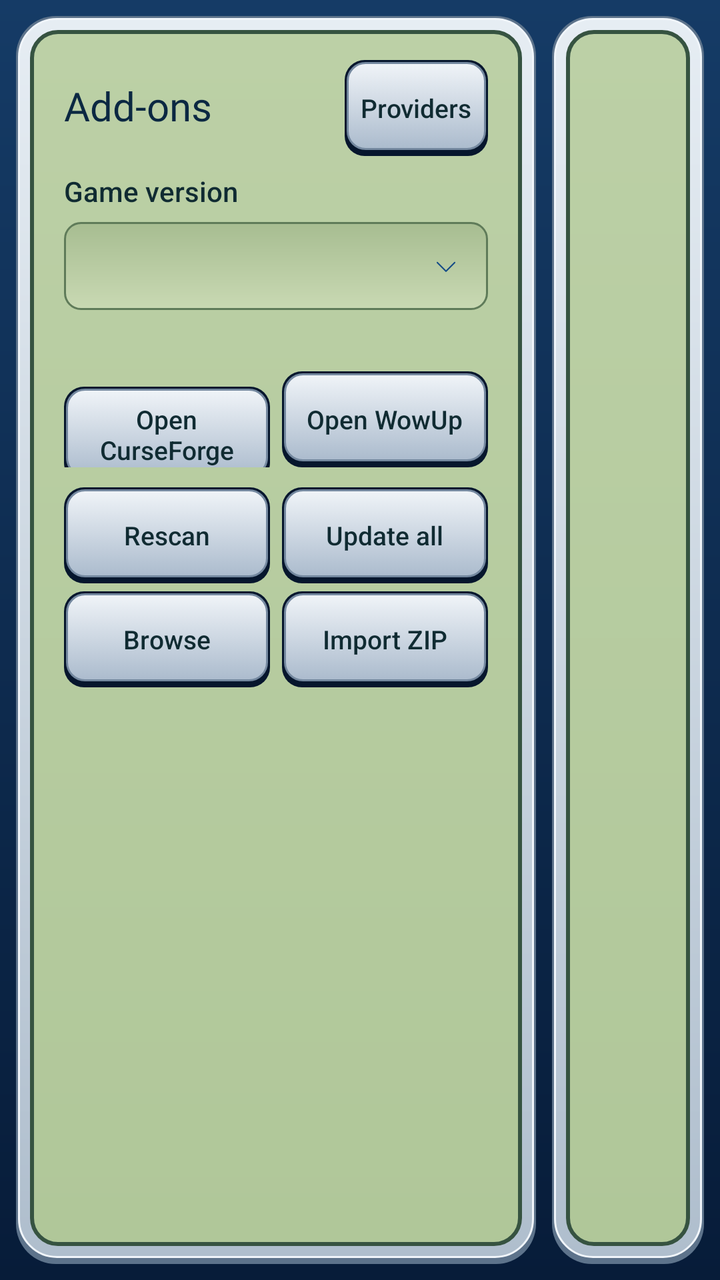
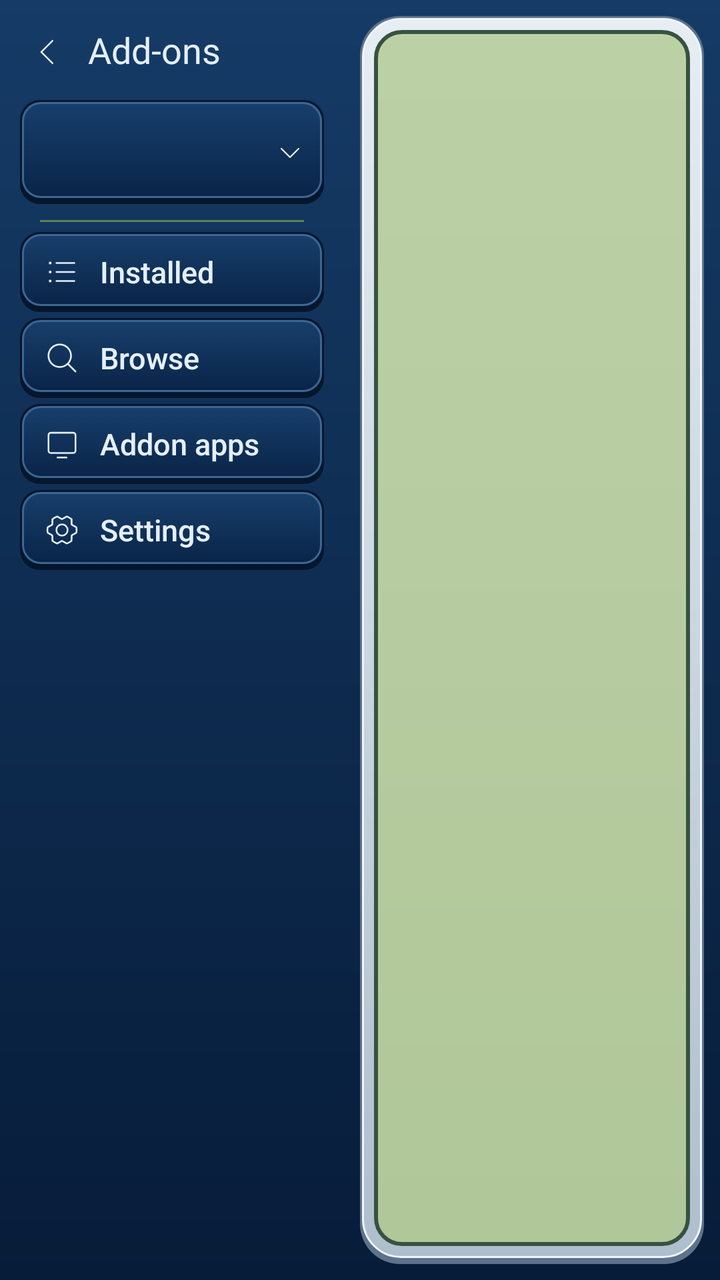

Compare the two renders of this Android layout. The source of the first and the diff that turns it into the second are given below.
<!-- AndroidManifest.xml: activity theme WeHavePhonesTheme -->
<!-- res/layout/activity_addons.xml -->
<?xml version="1.0" encoding="utf-8"?>
<LinearLayout
    xmlns:android="http://schemas.android.com/apk/res/android"
    android:layout_width="match_parent"
    android:layout_height="match_parent"
    android:baselineAligned="false"
    android:fitsSystemWindows="true"
    android:orientation="horizontal"
    android:background="@drawable/wehavephones_screen_background"
    android:padding="8dp">
    <ScrollView
        android:layout_width="260dp"
        android:layout_height="match_parent"
        android:background="@drawable/wehavephones_lcd_frame"
        android:scrollbars="none"
        android:padding="12dp">
        <LinearLayout
            android:layout_width="match_parent"
            android:layout_height="wrap_content"
            android:orientation="vertical"
            android:paddingLeft="12dp"
            android:paddingRight="12dp"
            android:paddingTop="10dp"
            android:paddingBottom="10dp">
            <LinearLayout
                android:layout_width="match_parent"
                android:layout_height="wrap_content"
                android:gravity="center_vertical"
                android:orientation="horizontal">
                <TextView
                    style="@style/WeHavePhonesHeader"
                    android:layout_width="0dp"
                    android:layout_weight="1"
                    android:text="@string/wehavephones_addons_title"
                    android:textSize="20sp" />
                <Button
                    android:id="@+id/BTAddonsSettings"
                    style="@style/WeHavePhonesButtonSmall"
                    android:layout_marginTop="0dp"
                    android:text="@string/wehavephones_addons_providers" />
            </LinearLayout>
            <TextView
                style="@style/WeHavePhonesSectionLabel"
                android:layout_marginTop="8dp"
                android:text="@string/wehavephones_game_version" />
            <Spinner
                android:id="@+id/SPAddonProduct"
                android:layout_width="match_parent"
                android:layout_height="44dp"
                android:background="@drawable/wehavephones_dropdown"
                android:popupBackground="@drawable/wehavephones_card_background" />
            <TextView
                android:id="@+id/TVAddonsPath"
                android:layout_width="match_parent"
                android:layout_height="wrap_content"
                android:layout_marginTop="6dp"
                android:lineSpacingExtra="2dp"
                android:textColor="@color/wehavephones_text_dim"
                android:textSize="11sp" />
            <LinearLayout
                android:layout_width="match_parent"
                android:layout_height="wrap_content"
                android:layout_marginTop="6dp"
                android:orientation="horizontal">
                <Button
                    android:id="@+id/BTAddonsCurseForge"
                    style="@style/WeHavePhonesButtonSmall"
                    android:layout_width="0dp"
                    android:layout_weight="1"
                    android:text="@string/wehavephones_curseforge_open" />
                <Button
                    android:id="@+id/BTAddonsWowUp"
                    style="@style/WeHavePhonesButtonSmall"
                    android:layout_width="0dp"
                    android:layout_weight="1"
                    android:layout_marginStart="6dp"
                    android:text="@string/wehavephones_wowup_open" />
            </LinearLayout>
            <LinearLayout
                android:layout_width="match_parent"
                android:layout_height="wrap_content"
                android:layout_marginTop="6dp"
                android:orientation="horizontal">
                <Button
                    android:id="@+id/BTAddonsRescan"
                    style="@style/WeHavePhonesButtonSmall"
                    android:layout_width="0dp"
                    android:layout_weight="1"
                    android:text="@string/wehavephones_addons_rescan" />
                <Button
                    android:id="@+id/BTAddonsUpdateAll"
                    style="@style/WeHavePhonesButtonSmall"
                    android:layout_width="0dp"
                    android:layout_weight="1"
                    android:layout_marginStart="6dp"
                    android:text="@string/wehavephones_addons_update_all" />
            </LinearLayout>
            <LinearLayout
                android:layout_width="match_parent"
                android:layout_height="wrap_content"
                android:orientation="horizontal">
                <Button
                    android:id="@+id/BTAddonsBrowse"
                    style="@style/WeHavePhonesButtonSmall"
                    android:layout_width="0dp"
                    android:layout_weight="1"
                    android:text="@string/wehavephones_addons_browse" />
                <Button
                    android:id="@+id/BTAddonsImport"
                    style="@style/WeHavePhonesButtonSmall"
                    android:layout_width="0dp"
                    android:layout_weight="1"
                    android:layout_marginStart="6dp"
                    android:text="@string/wehavephones_addons_import" />
            </LinearLayout>
            <ProgressBar
                android:id="@+id/PBAddons"
                style="?android:attr/progressBarStyleHorizontal"
                android:layout_width="match_parent"
                android:layout_height="4dp"
                android:layout_marginTop="8dp"
                android:indeterminate="true"
                android:visibility="gone" />
            <TextView
                android:id="@+id/TVAddonsStatus"
                android:layout_width="match_parent"
                android:layout_height="wrap_content"
                android:layout_marginTop="4dp"
                android:lineSpacingExtra="2dp"
                android:textColor="@color/wehavephones_text_dim"
                android:textSize="12sp" />
        </LinearLayout>
    </ScrollView>
    <FrameLayout
        android:id="@+id/FLAddonsScreen"
        android:layout_width="0dp"
        android:layout_height="match_parent"
        android:layout_weight="1"
        android:paddingLeft="14dp"
        android:paddingRight="14dp"
        android:paddingTop="8dp"
        android:background="@drawable/wehavephones_lcd_frame"
        android:padding="12dp"
        android:layout_marginLeft="8dp" />
</LinearLayout>
<!-- resources referenced by this layout -->
<resources>
  <!-- drawable wehavephones_dropdown (drawable) -->
  <?xml version="1.0" encoding="utf-8"?>
  <layer-list
      xmlns:android="http://schemas.android.com/apk/res/android">
      <item
          android:drawable="@drawable/wehavephones_field" />
      <item
          android:drawable="@drawable/wehavephones_ic_chevron_down"
          android:gravity="end|center_vertical"
          android:right="14dp" />
  </layer-list>
  <string name="wehavephones_addons_import">Import ZIP</string>
  <string name="wehavephones_addons_providers">Providers</string>
  <string name="wehavephones_addons_rescan">Rescan</string>
  <string name="wehavephones_addons_update_all">Update all</string>
  <string name="wehavephones_curseforge_open">Open CurseForge</string>
  <string name="wehavephones_game_version">Game version</string>
  <string name="wehavephones_wowup_open">Open WowUp</string>
  <style name="WeHavePhonesButtonSmall">
          <item name="android:fontFamily">sans-serif-medium</item>
          <item name="android:layout_width">wrap_content</item>
          <item name="android:layout_height">48dp</item>
          <item name="android:background">@drawable/wehavephones_button_outline</item>
          <item name="android:textColor">@color/wehavephones_text</item>
          <item name="android:textSize">13sp</item>
          <item name="android:textAllCaps">false</item>
          <item name="android:minWidth">0dp</item>
          <item name="android:paddingLeft">8dp</item>
          <item name="android:paddingRight">8dp</item>
          <item name="android:stateListAnimator">@null</item>
          <item name="android:layout_marginTop">4dp</item>
          <item name="android:letterSpacing">0</item>
          <item name="android:backgroundTint">@null</item>
      </style>
  <style name="WeHavePhonesSectionLabel">
          <item name="android:layout_width">match_parent</item>
          <item name="android:layout_height">wrap_content</item>
          <item name="android:fontFamily">sans-serif-medium</item>
          <item name="android:textColor">@color/wehavephones_text</item>
          <item name="android:textSize">14sp</item>
          <item name="android:letterSpacing">0</item>
          <item name="android:layout_marginTop">16dp</item>
          <item name="android:layout_marginBottom">6dp</item>
      </style>
  <!-- drawable wehavephones_ic_chevron_down (drawable) -->
  <?xml version="1.0" encoding="utf-8"?>
  <vector
      xmlns:android="http://schemas.android.com/apk/res/android"
      android:width="14dp"
      android:height="14dp"
      android:viewportWidth="256"
      android:viewportHeight="256">
      <path
          android:fillColor="@color/wehavephones_accent"
          android:pathData="M212.24,100.24l-80,80a6,6,0,0,1-8.48,0l-80-80a6,6,0,0,1,8.48-8.48L128,167.51l75.76-75.75a6,6,0,0,1,8.48,8.48Z" />
  </vector>
  <!-- unchanged entries left out for length: 30 -->
</resources>

<!-- the commit's change to res/layout/activity_addons.xml (unified diff, before → after) -->
@@ -6,140 +6,143 @@
     android:baselineAligned="false"
     android:fitsSystemWindows="true"
     android:orientation="horizontal"
-    android:background="@drawable/wehavephones_screen_background"
-    android:padding="8dp">
+    android:background="@drawable/wehavephones_screen_background">
     <ScrollView
-        android:layout_width="260dp"
+        android:id="@+id/AddonsRail"
+        android:layout_width="172dp"
         android:layout_height="match_parent"
-        android:background="@drawable/wehavephones_lcd_frame"
-        android:scrollbars="none"
-        android:padding="12dp">
+        android:background="@drawable/wehavephones_rail_background"
+        android:fillViewport="true"
+        android:scrollbars="none">
         <LinearLayout
             android:layout_width="match_parent"
             android:layout_height="wrap_content"
             android:orientation="vertical"
-            android:paddingLeft="12dp"
-            android:paddingRight="12dp"
-            android:paddingTop="10dp"
-            android:paddingBottom="10dp">
+            android:paddingTop="6dp"
+            android:paddingBottom="6dp">
             <LinearLayout
                 android:layout_width="match_parent"
-                android:layout_height="wrap_content"
+                android:layout_height="40dp"
                 android:gravity="center_vertical"
-                android:orientation="horizontal">
+                android:orientation="horizontal"
+                android:paddingLeft="4dp"
+                android:paddingRight="10dp">
+                <ImageButton
+                    android:id="@+id/BTAddonsBack"
+                    android:layout_width="40dp"
+                    android:layout_height="40dp"
+                    android:background="?android:attr/selectableItemBackgroundBorderless"
+                    android:contentDescription="@string/wehavephones_addons_back"
+                    android:src="@drawable/wehavephones_ic_caret_left"
+                    android:tint="@color/wehavephones_on_shell" />
                 <TextView
                     style="@style/WeHavePhonesHeader"
                     android:layout_width="0dp"
                     android:layout_weight="1"
+                    android:maxLines="1"
                     android:text="@string/wehavephones_addons_title"
-                    android:textSize="20sp" />
-                <Button
-                    android:id="@+id/BTAddonsSettings"
-                    style="@style/WeHavePhonesButtonSmall"
-                    android:layout_marginTop="0dp"
-                    android:text="@string/wehavephones_addons_providers" />
+                    android:textColor="@color/wehavephones_on_shell"
+                    android:textSize="18sp" />
             </LinearLayout>
-            <TextView
-                style="@style/WeHavePhonesSectionLabel"
-                android:layout_marginTop="8dp"
-                android:text="@string/wehavephones_game_version" />
             <Spinner
                 android:id="@+id/SPAddonProduct"
                 android:layout_width="match_parent"
-                android:layout_height="44dp"
-                android:background="@drawable/wehavephones_dropdown"
+                android:layout_height="52dp"
+                android:layout_marginLeft="10dp"
+                android:layout_marginRight="10dp"
+                android:layout_marginTop="4dp"
+                android:background="@drawable/wehavephones_rail_dropdown"
                 android:popupBackground="@drawable/wehavephones_card_background" />
+            <ImageView
+                style="@style/WeHavePhonesDivider"
+                android:layout_marginLeft="20dp"
+                android:layout_marginRight="20dp"
+                android:layout_marginTop="8dp"
+                android:layout_marginBottom="2dp"
+                android:layout_height="1dp" />
+            <FrameLayout
+                android:layout_width="match_parent"
+                android:layout_height="wrap_content">
+                <TextView
+                    android:id="@+id/RailAddonsInstalled"
+                    style="@style/WeHavePhonesRailItem"
+                    android:drawableStart="@drawable/wehavephones_ic_list"
+                    android:paddingRight="40dp"
+                    android:text="@string/wehavephones_addons_installed" />
+                <TextView
+                    android:id="@+id/TVAddonsUpdateBadge"
+                    android:layout_width="wrap_content"
+                    android:layout_height="20dp"
+                    android:layout_gravity="end|center_vertical"
+                    android:layout_marginTop="1dp"
+                    android:layout_marginRight="20dp"
+                    android:background="@drawable/wehavephones_count_badge"
+                    android:fontFamily="sans-serif-medium"
+                    android:gravity="center"
+                    android:minWidth="20dp"
+                    android:paddingLeft="6dp"
+                    android:paddingRight="6dp"
+                    android:textColor="@color/wehavephones_blue_dark"
+                    android:textSize="11sp"
+                    android:visibility="gone" />
+            </FrameLayout>
             <TextView
-                android:id="@+id/TVAddonsPath"
+                android:id="@+id/RailAddonsBrowse"
+                style="@style/WeHavePhonesRailItem"
+                android:drawableStart="@drawable/wehavephones_ic_search"
+                android:text="@string/wehavephones_addons_browse" />
+            <TextView
+                android:id="@+id/RailAddonsApps"
+                style="@style/WeHavePhonesRailItem"
+                android:drawableStart="@drawable/wehavephones_ic_monitor"
+                android:text="@string/wehavephones_addons_apps" />
+            <TextView
+                android:id="@+id/RailAddonsSettings"
+                style="@style/WeHavePhonesRailItem"
+                android:drawableStart="@drawable/wehavephones_ic_settings"
+                android:text="@string/wehavephones_addons_settings" />
+            <View
                 android:layout_width="match_parent"
-                android:layout_height="wrap_content"
-                android:layout_marginTop="6dp"
-                android:lineSpacingExtra="2dp"
-                android:textColor="@color/wehavephones_text_dim"
-                android:textSize="11sp" />
-            <LinearLayout
-                android:layout_width="match_parent"
-                android:layout_height="wrap_content"
-                android:layout_marginTop="6dp"
-                android:orientation="horizontal">
-                <Button
-                    android:id="@+id/BTAddonsCurseForge"
-                    style="@style/WeHavePhonesButtonSmall"
-                    android:layout_width="0dp"
-                    android:layout_weight="1"
-                    android:text="@string/wehavephones_curseforge_open" />
-                <Button
-                    android:id="@+id/BTAddonsWowUp"
-                    style="@style/WeHavePhonesButtonSmall"
-                    android:layout_width="0dp"
-                    android:layout_weight="1"
-                    android:layout_marginStart="6dp"
-                    android:text="@string/wehavephones_wowup_open" />
-            </LinearLayout>
-            <LinearLayout
-                android:layout_width="match_parent"
-                android:layout_height="wrap_content"
-                android:layout_marginTop="6dp"
-                android:orientation="horizontal">
-                <Button
-                    android:id="@+id/BTAddonsRescan"
-                    style="@style/WeHavePhonesButtonSmall"
-                    android:layout_width="0dp"
-                    android:layout_weight="1"
-                    android:text="@string/wehavephones_addons_rescan" />
-                <Button
-                    android:id="@+id/BTAddonsUpdateAll"
-                    style="@style/WeHavePhonesButtonSmall"
-                    android:layout_width="0dp"
-                    android:layout_weight="1"
-                    android:layout_marginStart="6dp"
-                    android:text="@string/wehavephones_addons_update_all" />
-            </LinearLayout>
-            <LinearLayout
-                android:layout_width="match_parent"
-                android:layout_height="wrap_content"
-                android:orientation="horizontal">
-                <Button
-                    android:id="@+id/BTAddonsBrowse"
-                    style="@style/WeHavePhonesButtonSmall"
-                    android:layout_width="0dp"
-                    android:layout_weight="1"
-                    android:text="@string/wehavephones_addons_browse" />
-                <Button
-                    android:id="@+id/BTAddonsImport"
-                    style="@style/WeHavePhonesButtonSmall"
-                    android:layout_width="0dp"
-                    android:layout_weight="1"
-                    android:layout_marginStart="6dp"
-                    android:text="@string/wehavephones_addons_import" />
-            </LinearLayout>
+                android:layout_height="0dp"
+                android:layout_weight="1"
+                android:minHeight="8dp" />
             <ProgressBar
                 android:id="@+id/PBAddons"
                 style="?android:attr/progressBarStyleHorizontal"
                 android:layout_width="match_parent"
-                android:layout_height="4dp"
-                android:layout_marginTop="8dp"
+                android:layout_height="3dp"
+                android:layout_marginLeft="14dp"
+                android:layout_marginRight="14dp"
                 android:indeterminate="true"
+                android:indeterminateTint="@color/wehavephones_blue_light"
                 android:visibility="gone" />
             <TextView
                 android:id="@+id/TVAddonsStatus"
                 android:layout_width="match_parent"
                 android:layout_height="wrap_content"
-                android:layout_marginTop="4dp"
-                android:lineSpacingExtra="2dp"
-                android:textColor="@color/wehavephones_text_dim"
-                android:textSize="12sp" />
+                android:paddingLeft="14dp"
+                android:paddingRight="12dp"
+                android:paddingTop="4dp"
+                android:lineSpacingExtra="1dp"
+                android:maxLines="5"
+                android:ellipsize="end"
+                android:textColor="#A9BDCD"
+                android:textSize="11sp" />
         </LinearLayout>
     </ScrollView>
     <FrameLayout
-        android:id="@+id/FLAddonsScreen"
         android:layout_width="0dp"
         android:layout_height="match_parent"
         android:layout_weight="1"
-        android:paddingLeft="14dp"
-        android:paddingRight="14dp"
-        android:paddingTop="8dp"
+        android:layout_margin="8dp"
         android:background="@drawable/wehavephones_lcd_frame"
-        android:padding="12dp"
-        android:layout_marginLeft="8dp" />
+        android:padding="10dp">
+        <FrameLayout
+            android:id="@+id/FLAddonsScreen"
+            android:layout_width="match_parent"
+            android:layout_height="match_parent"
+            android:paddingLeft="6dp"
+            android:paddingRight="6dp"
+            android:paddingTop="4dp" />
+    </FrameLayout>
 </LinearLayout>
<!-- resource entries referenced after the edit -->
@@ -1,61 +1,188 @@
 <!-- resources referenced by this layout -->
 <resources>
-  <!-- drawable wehavephones_dropdown (drawable) -->
+  <color name="wehavephones_blue_dark">#0A4389</color>
+  <color name="wehavephones_blue_light">#2C91E5</color>
+  <color name="wehavephones_on_shell">#E5EFF9</color>
+  <!-- drawable wehavephones_count_badge (drawable) -->
+  <?xml version="1.0" encoding="utf-8"?>
+  <shape
+      xmlns:android="http://schemas.android.com/apk/res/android"
+      android:shape="rectangle">
+      <corners
+          android:radius="10dp" />
+      <solid
+          android:color="@color/wehavephones_on_shell" />
+  </shape>
+  <!-- drawable wehavephones_ic_caret_left (drawable) -->
+  <?xml version="1.0" encoding="utf-8"?>
+  <vector xmlns:android="http://schemas.android.com/apk/res/android"
+      android:width="18dp"
+      android:height="18dp"
+      android:viewportWidth="256"
+      android:viewportHeight="256">
+      <path android:fillColor="#FFFFFFFF" android:pathData="M164.24,203.76a6,6,0,1,1-8.48,8.48l-80-80a6,6,0,0,1,0-8.48l80-80a6,6,0,0,1,8.48,8.48L88.49,128Z" />
+  </vector>
+  <!-- drawable wehavephones_ic_list (drawable) -->
+  <?xml version="1.0" encoding="utf-8"?>
+  <vector xmlns:android="http://schemas.android.com/apk/res/android"
+      android:width="18dp"
+      android:height="18dp"
+      android:viewportWidth="256"
+      android:viewportHeight="256">
+      <path android:fillColor="#FFFFFFFF" android:pathData="M82,64a6,6,0,0,1,6-6H216a6,6,0,0,1,0,12H88A6,6,0,0,1,82,64Zm134,58H88a6,6,0,0,0,0,12H216a6,6,0,0,0,0-12Zm0,64H88a6,6,0,0,0,0,12H216a6,6,0,0,0,0-12ZM44,54A10,10,0,1,0,54,64,10,10,0,0,0,44,54Zm0,128a10,10,0,1,0,10,10A10,10,0,0,0,44,182Zm0-64a10,10,0,1,0,10,10A10,10,0,0,0,44,118Z" />
+  </vector>
+  <!-- drawable wehavephones_ic_monitor (drawable) -->
+  <?xml version="1.0" encoding="utf-8"?>
+  <vector xmlns:android="http://schemas.android.com/apk/res/android"
+      android:width="18dp"
+      android:height="18dp"
+      android:viewportWidth="256"
+      android:viewportHeight="256">
+      <path android:fillColor="#FFFFFFFF" android:pathData="M208,42H48A22,22,0,0,0,26,64V176a22,22,0,0,0,22,22H208a22,22,0,0,0,22-22V64A22,22,0,0,0,208,42Zm10,134a10,10,0,0,1-10,10H48a10,10,0,0,1-10-10V64A10,10,0,0,1,48,54H208a10,10,0,0,1,10,10Zm-52,48a6,6,0,0,1-6,6H96a6,6,0,0,1,0-12h64A6,6,0,0,1,166,224Z" />
+  </vector>
+  <!-- drawable wehavephones_ic_search (drawable) -->
+  <?xml version="1.0" encoding="utf-8"?>
+  <vector xmlns:android="http://schemas.android.com/apk/res/android"
+      android:width="18dp"
+      android:height="18dp"
+      android:viewportWidth="256"
+      android:viewportHeight="256">
+      <path android:fillColor="#FFFFFFFF" android:pathData="M228.24,219.76l-51.38-51.38a86.15,86.15,0,1,0-8.48,8.48l51.38,51.38a6,6,0,0,0,8.48-8.48ZM38,112a74,74,0,1,1,74,74A74.09,74.09,0,0,1,38,112Z" />
+  </vector>
+  <!-- drawable wehavephones_ic_settings (drawable) -->
+  <?xml version="1.0" encoding="utf-8"?>
+  <vector xmlns:android="http://schemas.android.com/apk/res/android"
+      android:width="18dp"
+      android:height="18dp"
+      android:viewportWidth="256"
+      android:viewportHeight="256">
+      <path android:fillColor="#FFFFFFFF" android:pathData="M128,82a46,46,0,1,0,46,46A46.06,46.06,0,0,0,128,82Zm0,80a34,34,0,1,1,34-34A34,34,0,0,1,128,162Zm108-54.4a6,6,0,0,0-2.92-4L202.64,86.22l-.42-.71L202.1,51.2A6,6,0,0,0,200,46.64a110.12,110.12,0,0,0-36.07-20.31,6,6,0,0,0-4.84.45L128.46,43.86h-1L96.91,26.76a6,6,0,0,0-4.86-.44A109.92,109.92,0,0,0,56,46.68a6,6,0,0,0-2.12,4.55l-.16,34.34c-.14.23-.28.47-.41.71L22.91,103.57A6,6,0,0,0,20,107.62a104.81,104.81,0,0,0,0,40.78,6,6,0,0,0,2.92,4l30.42,17.33.42.71.12,34.31A6,6,0,0,0,56,209.36a110.12,110.12,0,0,0,36.07,20.31,6,6,0,0,0,4.84-.45l30.61-17.08h1l30.56,17.1A6.09,6.09,0,0,0,162,230a5.83,5.83,0,0,0,1.93-.32,109.92,109.92,0,0,0,36-20.36,6,6,0,0,0,2.12-4.55l.16-34.34c.14-.23.28-.47.41-.71l30.42-17.29a6,6,0,0,0,2.92-4.05A104.81,104.81,0,0,0,236,107.6Zm-11.25,35.79L195.32,160.1a6.07,6.07,0,0,0-2.28,2.3c-.59,1-1.21,2.11-1.86,3.14a6,6,0,0,0-.91,3.16l-.16,33.21a98.15,98.15,0,0,1-27.52,15.53L133,200.88a6,6,0,0,0-2.93-.77h-.14c-1.24,0-2.5,0-3.74,0a6,6,0,0,0-3.07.76L93.45,217.43a98,98,0,0,1-27.56-15.49l-.12-33.17a6,6,0,0,0-.91-3.16c-.64-1-1.27-2.08-1.86-3.14a6,6,0,0,0-2.27-2.3L31.3,143.4a93,93,0,0,1,0-30.79L60.68,95.9A6.07,6.07,0,0,0,63,93.6c.59-1,1.21-2.11,1.86-3.14a6,6,0,0,0,.91-3.16l.16-33.21A98.15,98.15,0,0,1,93.41,38.56L123,55.12a5.81,5.81,0,0,0,3.07.76c1.24,0,2.5,0,3.74,0a6,6,0,0,0,3.07-.76l29.65-16.56a98,98,0,0,1,27.56,15.49l.12,33.17a6,6,0,0,0,.91,3.16c.64,1,1.27,2.08,1.86,3.14a6,6,0,0,0,2.27,2.3L224.7,112.6A93,93,0,0,1,224.73,143.39Z" />
+  </vector>
+  <!-- drawable wehavephones_rail_background (drawable) -->
+  <?xml version="1.0" encoding="utf-8"?>
+  <shape
+      xmlns:android="http://schemas.android.com/apk/res/android"
+      android:shape="rectangle">
+      <corners
+          android:radius="0dp" />
+      <gradient
+          android:angle="270"
+          android:startColor="#153B66"
+          android:endColor="#071C39" />
+  </shape>
+  <!-- drawable wehavephones_rail_dropdown (drawable) -->
   <?xml version="1.0" encoding="utf-8"?>
   <layer-list
       xmlns:android="http://schemas.android.com/apk/res/android">
       <item
-          android:drawable="@drawable/wehavephones_field" />
+          android:drawable="@drawable/wehavephones_rail_key" />
       <item
-          android:drawable="@drawable/wehavephones_ic_chevron_down"
+          android:width="14dp"
+          android:height="14dp"
           android:gravity="end|center_vertical"
-          android:right="14dp" />
+          android:right="10dp"
+          android:drawable="@drawable/wehavephones_ic_caret_down" />
   </layer-list>
-  <string name="wehavephones_addons_import">Import ZIP</string>
-  <string name="wehavephones_addons_providers">Providers</string>
-  <string name="wehavephones_addons_rescan">Rescan</string>
-  <string name="wehavephones_addons_update_all">Update all</string>
-  <string name="wehavephones_curseforge_open">Open CurseForge</string>
-  <string name="wehavephones_game_version">Game version</string>
-  <string name="wehavephones_wowup_open">Open WowUp</string>
-  <style name="WeHavePhonesButtonSmall">
+  <string name="wehavephones_addons_apps">Addon apps</string>
+  <string name="wehavephones_addons_back">Back</string>
+  <string name="wehavephones_addons_installed">Installed</string>
+  <string name="wehavephones_addons_settings">Settings</string>
+  <style name="WeHavePhonesDivider">
+          <item name="android:layout_width">match_parent</item>
+          <item name="android:layout_height">12dp</item>
+          <item name="android:layout_marginTop">6dp</item>
+          <item name="android:layout_marginBottom">6dp</item>
+          <item name="android:src">@drawable/wehavephones_divider</item>
+          <item name="android:scaleType">fitCenter</item>
+          <item name="android:importantForAccessibility">no</item>
+      </style>
+  <style name="WeHavePhonesRailItem">
+          <item name="android:layout_width">match_parent</item>
+          <item name="android:layout_height">40dp</item>
+          <item name="android:layout_marginTop">3dp</item>
+          <item name="android:background">@drawable/wehavephones_rail_item</item>
+          <item name="android:gravity">center_vertical</item>
+          <item name="android:paddingLeft">12dp</item>
+          <item name="android:paddingRight">8dp</item>
+          <item name="android:drawablePadding">10dp</item>
+          <item name="android:drawableTint">@color/wehavephones_rail_icon</item>
           <item name="android:fontFamily">sans-serif-medium</item>
-          <item name="android:layout_width">wrap_content</item>
-          <item name="android:layout_height">48dp</item>
-          <item name="android:background">@drawable/wehavephones_button_outline</item>
-          <item name="android:textColor">@color/wehavephones_text</item>
-          <item name="android:textSize">13sp</item>
-          <item name="android:textAllCaps">false</item>
-          <item name="android:minWidth">0dp</item>
-          <item name="android:paddingLeft">8dp</item>
-          <item name="android:paddingRight">8dp</item>
-          <item name="android:stateListAnimator">@null</item>
-          <item name="android:layout_marginTop">4dp</item>
           <item name="android:letterSpacing">0</item>
-          <item name="android:backgroundTint">@null</item>
+          <item name="android:textColor">@color/wehavephones_rail_text</item>
+          <item name="android:textSize">15sp</item>
+          <item name="android:maxLines">1</item>
+          <item name="android:clickable">true</item>
+          <item name="android:focusable">true</item>
+          <item name="android:layout_marginLeft">10dp</item>
+          <item name="android:layout_marginRight">10dp</item>
       </style>
-  <style name="WeHavePhonesSectionLabel">
-          <item name="android:layout_width">match_parent</item>
-          <item name="android:layout_height">wrap_content</item>
-          <item name="android:fontFamily">sans-serif-medium</item>
-          <item name="android:textColor">@color/wehavephones_text</item>
-          <item name="android:textSize">14sp</item>
-          <item name="android:letterSpacing">0</item>
-          <item name="android:layout_marginTop">16dp</item>
-          <item name="android:layout_marginBottom">6dp</item>
-      </style>
-  <!-- drawable wehavephones_ic_chevron_down (drawable) -->
+  <!-- drawable wehavephones_rail_key (drawable) -->
   <?xml version="1.0" encoding="utf-8"?>
-  <vector
-      xmlns:android="http://schemas.android.com/apk/res/android"
-      android:width="14dp"
-      android:height="14dp"
+  <layer-list
+      xmlns:android="http://schemas.android.com/apk/res/android">
+      <item>
+          <shape
+              android:shape="rectangle">
+              <corners
+                  android:radius="10dp" />
+              <solid
+                  android:color="#06162D" />
+          </shape>
+      </item>
+      <item
+          android:left="1dp"
+          android:top="1dp"
+          android:right="1dp"
+          android:bottom="3dp">
+          <shape
+              android:shape="rectangle">
+              <corners
+                  android:radius="9dp" />
+              <gradient
+                  android:angle="270"
+                  android:startColor="#173F6B"
+                  android:endColor="#0A2448" />
+              <stroke
+                  android:width="1dp"
+                  android:color="#3C6793" />
+          </shape>
+      </item>
+  </layer-list>
+  <!-- drawable wehavephones_ic_caret_down (drawable) -->
+  <?xml version="1.0" encoding="utf-8"?>
+  <vector xmlns:android="http://schemas.android.com/apk/res/android"
+      android:width="13dp"
+      android:height="13dp"
       android:viewportWidth="256"
       android:viewportHeight="256">
-      <path
-          android:fillColor="@color/wehavephones_accent"
-          android:pathData="M212.24,100.24l-80,80a6,6,0,0,1-8.48,0l-80-80a6,6,0,0,1,8.48-8.48L128,167.51l75.76-75.75a6,6,0,0,1,8.48,8.48Z" />
+      <path android:fillColor="#FFFFFFFF" android:pathData="M212.24,100.24l-80,80a6,6,0,0,1-8.48,0l-80-80a6,6,0,0,1,8.48-8.48L128,167.51l75.76-75.75a6,6,0,0,1,8.48,8.48Z" />
   </vector>
+  <!-- drawable wehavephones_divider (drawable) -->
+  <?xml version="1.0" encoding="utf-8"?>
+  <shape
+      xmlns:android="http://schemas.android.com/apk/res/android"
+      android:shape="rectangle">
+      <size
+          android:height="1dp" />
+      <solid
+          android:color="#617C5C" />
+  </shape>
+  <!-- drawable wehavephones_rail_item (drawable) -->
+  <?xml version="1.0" encoding="utf-8"?>
+  <selector
+      xmlns:android="http://schemas.android.com/apk/res/android">
+      <item
+          android:state_selected="true"
+          android:drawable="@drawable/wehavephones_button_primary_normal" />
+      <item
+          android:state_pressed="true"
+          android:drawable="@drawable/wehavephones_button_primary_pressed" />
+      <item
+          android:state_focused="true"
+          android:drawable="@drawable/wehavephones_button_primary_pressed" />
+      <item
+          android:drawable="@drawable/wehavephones_rail_key" />
+  </selector>
   <!-- unchanged entries left out for length: 30 -->
 </resources>
 
